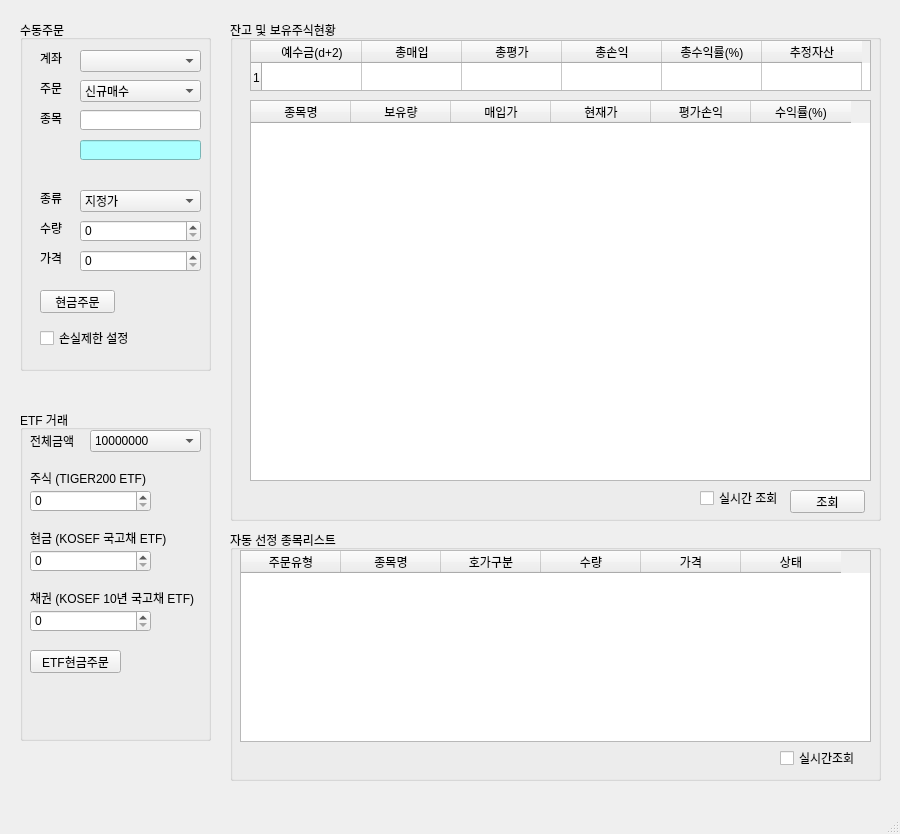
The window that pytrader.ui (jkkim74/PyTrader) describes before a commit, drawn with Qt 5.
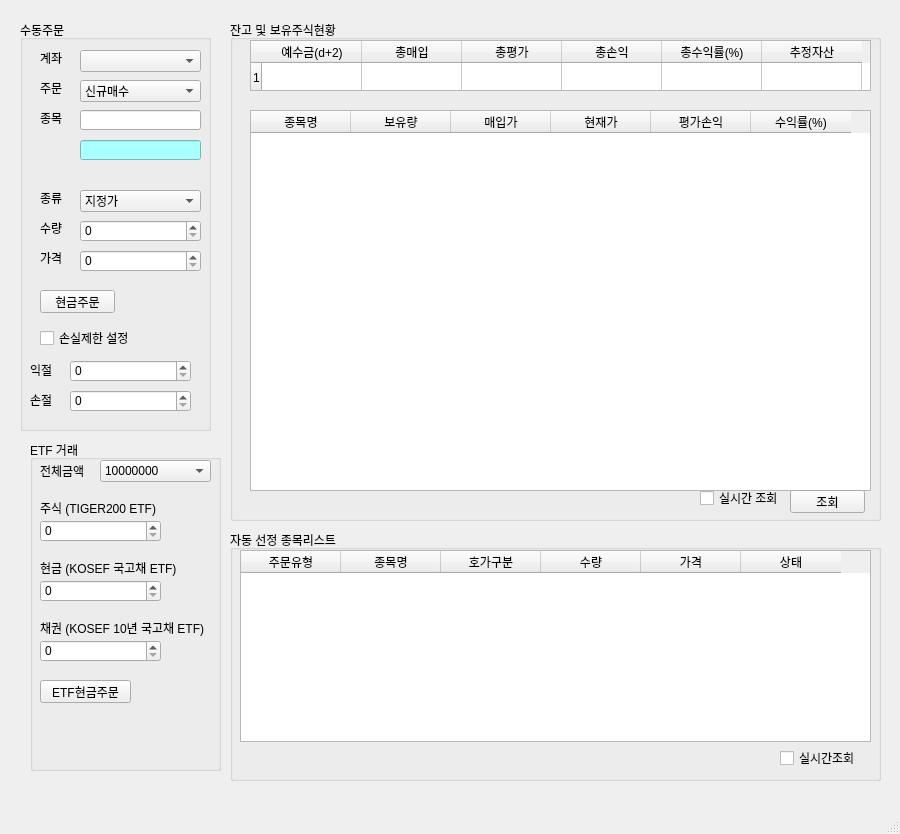
The same window after the commit.

Diff of the .ui file:
```diff
--- a/pytrader.ui
+++ b/pytrader.ui
@@ -20,7 +20,7 @@
       <x>20</x>
       <y>20</y>
       <width>191</width>
-      <height>351</height>
+      <height>411</height>
      </rect>
     </property>
     <property name="title">
@@ -242,6 +242,58 @@
       <string>손실제한 설정</string>
      </property>
     </widget>
+    <widget class="QSpinBox" name="spinBox_6">
+     <property name="geometry">
+      <rect>
+       <x>50</x>
+       <y>340</y>
+       <width>121</width>
+       <height>22</height>
+      </rect>
+     </property>
+     <property name="maximum">
+      <number>1000000</number>
+     </property>
+    </widget>
+    <widget class="QSpinBox" name="spinBox_7">
+     <property name="geometry">
+      <rect>
+       <x>50</x>
+       <y>370</y>
+       <width>121</width>
+       <height>22</height>
+      </rect>
+     </property>
+     <property name="maximum">
+      <number>1000000</number>
+     </property>
+    </widget>
+    <widget class="QLabel" name="label_10">
+     <property name="geometry">
+      <rect>
+       <x>10</x>
+       <y>340</y>
+       <width>31</width>
+       <height>20</height>
+      </rect>
+     </property>
+     <property name="text">
+      <string>익절</string>
+     </property>
+    </widget>
+    <widget class="QLabel" name="label_11">
+     <property name="geometry">
+      <rect>
+       <x>10</x>
+       <y>370</y>
+       <width>31</width>
+       <height>20</height>
+      </rect>
+     </property>
+     <property name="text">
+      <string>손절</string>
+     </property>
+    </widget>
    </widget>
    <widget class="QGroupBox" name="groupBox_2">
     <property name="geometry">
@@ -319,7 +371,7 @@
      <property name="geometry">
       <rect>
        <x>20</x>
-       <y>80</y>
+       <y>90</y>
        <width>621</width>
        <height>381</height>
       </rect>
@@ -451,8 +503,8 @@
    <widget class="QGroupBox" name="groupBox_7">
     <property name="geometry">
      <rect>
-      <x>20</x>
-      <y>410</y>
+      <x>30</x>
+      <y>440</y>
       <width>191</width>
       <height>331</height>
      </rect>
```
